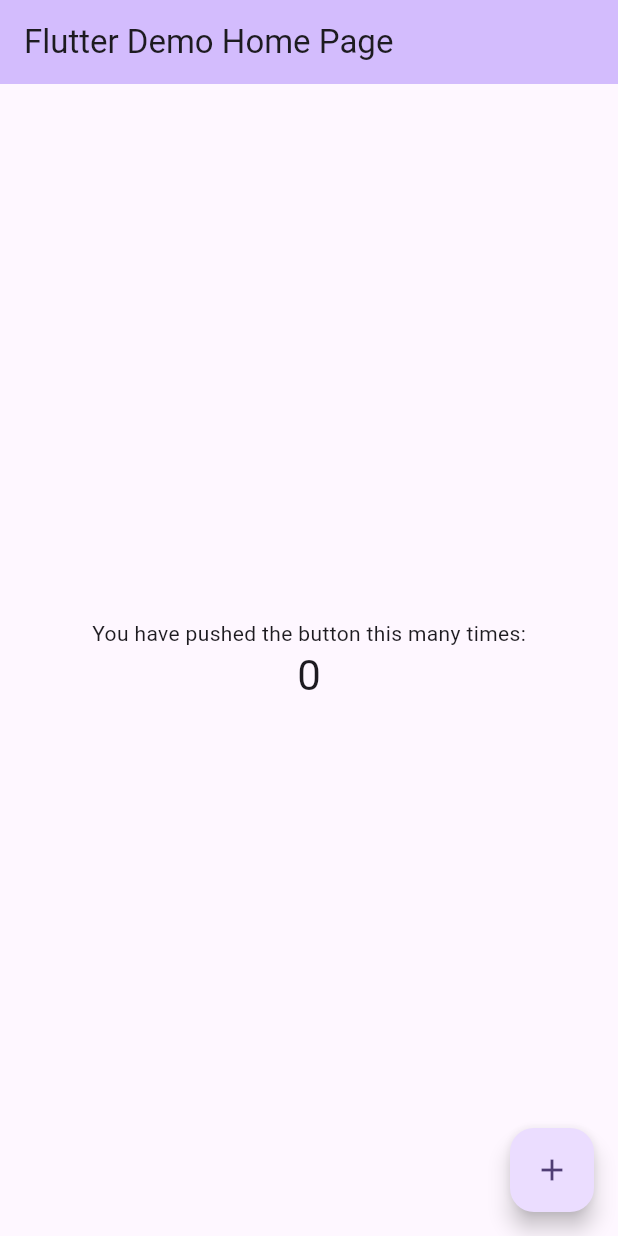
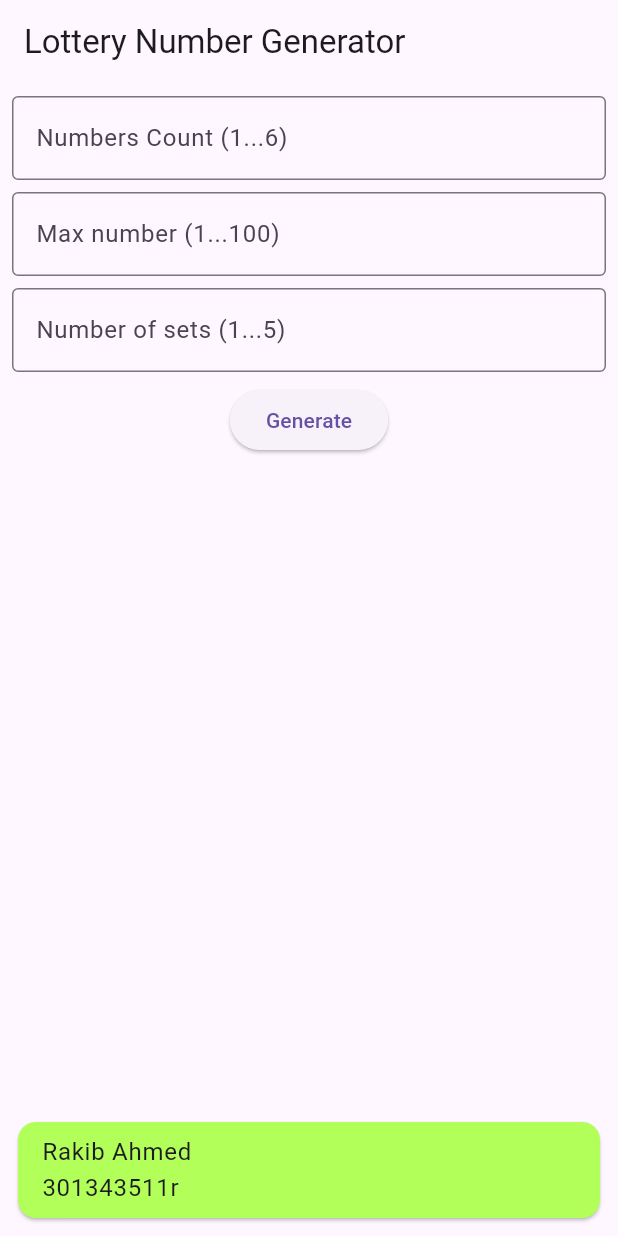
Before and after one commit to Rakibxl/LotteryNumberGenerator, a Flutter app: the screen it shows after launch, on a phone screen of 412 x 824 dp. Run offline on Flutter 3.47's test engine with Material 3 defaults, Android fonts, the phone set to English and light mode, and no system bars.

Commit message:
Implemented initial design

```diff
--- a/lib/main.dart
+++ b/lib/main.dart
@@ -1,4 +1,5 @@
 import 'package:flutter/material.dart';
+import 'dart:math';
 
 void main() {
   runApp(const MyApp());
@@ -7,119 +8,112 @@ void main() {
 class MyApp extends StatelessWidget {
   const MyApp({super.key});
 
-  // This widget is the root of your application.
   @override
   Widget build(BuildContext context) {
     return MaterialApp(
-      title: 'Flutter Demo',
+      title: 'Generated Numbers App',
       theme: ThemeData(
-        // This is the theme of your application.
-        //
-        // TRY THIS: Try running your application with "flutter run". You'll see
-        // the application has a purple toolbar. Then, without quitting the app,
-        // try changing the seedColor in the colorScheme below to Colors.green
-        // and then invoke "hot reload" (save your changes or press the "hot
-        // reload" button in a Flutter-supported IDE, or press "r" if you used
-        // the command line to start the app).
-        //
-        // Notice that the counter didn't reset back to zero; the application
-        // state is not lost during the reload. To reset the state, use hot
-        // restart instead.
-        //
-        // This works for code too, not just values: Most code changes can be
-        // tested with just a hot reload.
-        colorScheme: ColorScheme.fromSeed(seedColor: Colors.deepPurple),
-        useMaterial3: true,
+        primarySwatch: Colors.blue,
       ),
-      home: const MyHomePage(title: 'Flutter Demo Home Page'),
+      home: const GeneratedNumbersPage(),
     );
   }
 }
 
-class MyHomePage extends StatefulWidget {
-  const MyHomePage({super.key, required this.title});
-
-  // This widget is the home page of your application. It is stateful, meaning
-  // that it has a State object (defined below) that contains fields that affect
-  // how it looks.
-
-  // This class is the configuration for the state. It holds the values (in this
-  // case the title) provided by the parent (in this case the App widget) and
-  // used by the build method of the State. Fields in a Widget subclass are
-  // always marked "final".
-
-  final String title;
+class GeneratedNumbersPage extends StatefulWidget {
+  const GeneratedNumbersPage({super.key});
 
   @override
-  State<MyHomePage> createState() => _MyHomePageState();
+  State<GeneratedNumbersPage> createState() => _GeneratedNumbersPageState();
 }
 
-class _MyHomePageState extends State<MyHomePage> {
-  int _counter = 0;
+class _GeneratedNumbersPageState extends State<GeneratedNumbersPage> {
+  final _random = Random();
+  int _numbersCount = 5;
+  int _maxNumber = 45;
+  int _numberOfSets = 3;
+  List<List<int>> _generatedSets = [];
 
-  void _incrementCounter() {
+  // Function to generate random sets of numbers
+  void _generateNumbers() {
     setState(() {
-      // This call to setState tells the Flutter framework that something has
-      // changed in this State, which causes it to rerun the build method below
-      // so that the display can reflect the updated values. If we changed
-      // _counter without calling setState(), then the build method would not be
-      // called again, and so nothing would appear to happen.
-      _counter++;
+      _generatedSets = List.generate(_numberOfSets, (_) {
+        final numbersSet = <int>{};
+        while (numbersSet.length < _numbersCount) {
+          numbersSet.add(_random.nextInt(_maxNumber) + 1);
+        }
+        return numbersSet.toList();
+      });
     });
   }
 
   @override
   Widget build(BuildContext context) {
-    // This method is rerun every time setState is called, for instance as done
-    // by the _incrementCounter method above.
-    //
-    // The Flutter framework has been optimized to make rerunning build methods
-    // fast, so that you can just rebuild anything that needs updating rather
-    // than having to individually change instances of widgets.
     return Scaffold(
       appBar: AppBar(
-        // TRY THIS: Try changing the color here to a specific color (to
-        // Colors.amber, perhaps?) and trigger a hot reload to see the AppBar
-        // change color while the other colors stay the same.
-        backgroundColor: Theme.of(context).colorScheme.inversePrimary,
-        // Here we take the value from the MyHomePage object that was created by
-        // the App.build method, and use it to set our appbar title.
-        title: Text(widget.title),
+        title: const Text('Lottery Number Generator'),
       ),
-      body: Center(
-        // Center is a layout widget. It takes a single child and positions it
-        // in the middle of the parent.
+      body: Padding(
+        padding: const EdgeInsets.all(8.0),
         child: Column(
-          // Column is also a layout widget. It takes a list of children and
-          // arranges them vertically. By default, it sizes itself to fit its
-          // children horizontally, and tries to be as tall as its parent.
-          //
-          // Column has various properties to control how it sizes itself and
-          // how it positions its children. Here we use mainAxisAlignment to
-          // center the children vertically; the main axis here is the vertical
-          // axis because Columns are vertical (the cross axis would be
-          // horizontal).
-          //
-          // TRY THIS: Invoke "debug painting" (choose the "Toggle Debug Paint"
-          // action in the IDE, or press "p" in the console), to see the
-          // wireframe for each widget.
-          mainAxisAlignment: MainAxisAlignment.center,
           children: <Widget>[
-            const Text(
-              'You have pushed the button this many times:',
+            TextField(
+              decoration: InputDecoration(
+                labelText: 'Numbers Count (1...6)',
+                border: const OutlineInputBorder(),
+                hintText: '5',
+              ),
+              keyboardType: TextInputType.number,
+              onChanged: (value) => _numbersCount = int.tryParse(value) ?? 5,
             ),
-            Text(
-              '$_counter',
-              style: Theme.of(context).textTheme.headlineMedium,
+            const SizedBox(height: 8.0),
+            TextField(
+              decoration: InputDecoration(
+                labelText: 'Max number (1...100)',
+                border: const OutlineInputBorder(),
+                hintText: '45',
+              ),
+              keyboardType: TextInputType.number,
+              onChanged: (value) => _maxNumber = int.tryParse(value) ?? 45,
+            ),
+            const SizedBox(height: 8.0),
+            TextField(
+              decoration: InputDecoration(
+                labelText: 'Number of sets (1...5)',
+                border: const OutlineInputBorder(),
+                hintText: '3',
+              ),
+              keyboardType: TextInputType.number,
+              onChanged: (value) => _numberOfSets = int.tryParse(value) ?? 3,
+            ),
+            const SizedBox(height: 8.0),
+            ElevatedButton(
+              onPressed: _generateNumbers,
+              child: const Text('Generate'),
+            ),
+            const SizedBox(height: 8.0),
+            Expanded(
+              child: ListView.builder(
+                itemCount: _generatedSets.length,
+                itemBuilder: (context, index) {
+                  return Card(
+                    color: Colors.yellowAccent,
+                    child: ListTile(
+                      title: Text('Set ${index + 1}: ${_generatedSets[index].join(', ')}'),
+                    ),
+                  );
+                },
+              ),
+            ),
+            Card(
+              color: Colors.lightGreenAccent,
+              child: ListTile(
+                title: const Text('Rakib Ahmed\n301343511r'),
+              ),
             ),
           ],
         ),
       ),
-      floatingActionButton: FloatingActionButton(
-        onPressed: _incrementCounter,
-        tooltip: 'Increment',
-        child: const Icon(Icons.add),
-      ), // This trailing comma makes auto-formatting nicer for build methods.
     );
   }
 }
```
